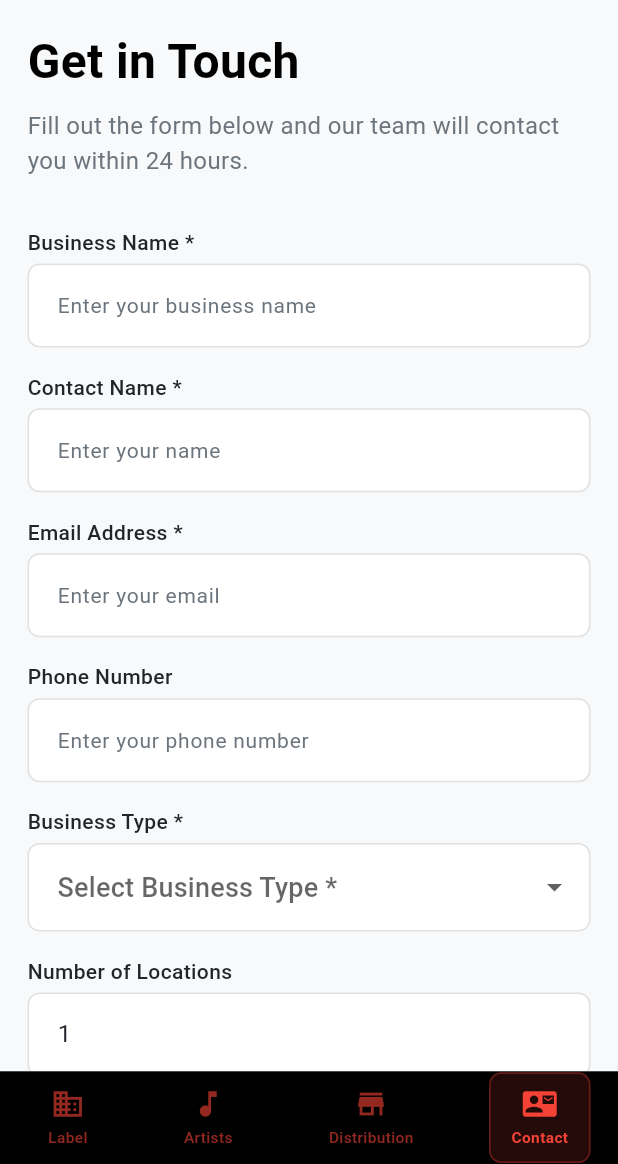
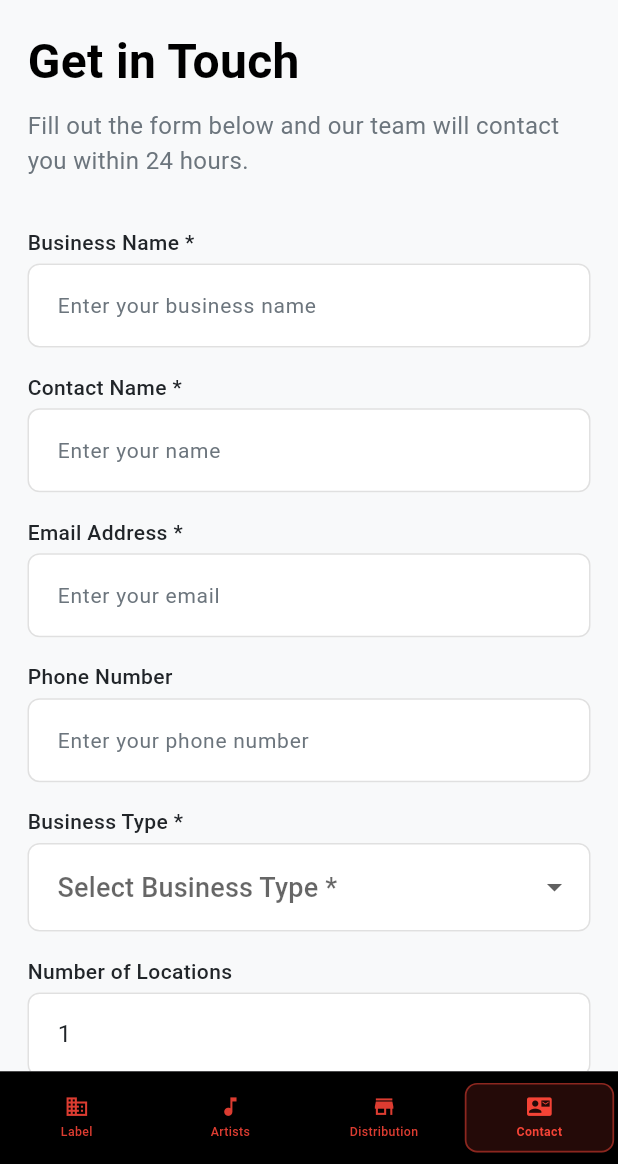
Before and after one commit to Donstesh/Spy-Da-Music-For-Retailers, a Flutter app: the screen it shows after launch, item 4 of the bottom bar chosen, on a phone screen of 412 x 824 dp, the part 72-1236 px from its top. Run offline on Flutter 3.47's test engine with Material 3 defaults, Android fonts, the phone set to English and light mode, and no system bars; our stand-ins replace cached_network_image, flutter_screenutil, shared_preferences, smooth_page_indicator; network calls fail; statements that could not run were skipped.

Commit message:
bottom nav updated to look neat

```diff
--- a/lib/core/widgets/custom_bottom_nav.dart
+++ b/lib/core/widgets/custom_bottom_nav.dart
@@ -13,41 +13,50 @@ class CustomBottomNav extends StatelessWidget {
 
   @override
   Widget build(BuildContext context) {
+    final mediaQuery = MediaQuery.of(context);
+    final isLandscape = mediaQuery.orientation == Orientation.landscape;
+
     return Container(
-      height: 60.h,
+      height: isLandscape ? 55.h : 60.h,
       color: Colors.black,
       child: Row(
         mainAxisAlignment: MainAxisAlignment.spaceAround,
         children: [
-          _buildNavItem(Icons.business, 'Label', 0),
-          _buildNavItem(Icons.music_note, 'Artists', 1),
-          _buildNavItem(Icons.store, 'Distribution', 2),
-          _buildNavItem(Icons.contact_mail, 'Contact', 3),
+          _buildNavItem(Icons.business, 'Label', 0, isLandscape),
+          _buildNavItem(Icons.music_note, 'Artists', 1, isLandscape),
+          _buildNavItem(Icons.store, 'Distribution', 2, isLandscape),
+          _buildNavItem(Icons.contact_mail, 'Contact', 3, isLandscape),
         ],
       ),
     );
   }
 
-  Widget _buildNavItem(IconData icon, String label, int index) {
+  Widget _buildNavItem(IconData icon, String label, int index, bool isLandscape) {
     final isSelected = currentIndex == index;
 
     return GestureDetector(
       onTap: () => onTap(index),
       child: Container(
+        constraints: BoxConstraints(
+          minHeight: 45.h,
+          maxHeight: 50.h,
+        ),
         padding: EdgeInsets.symmetric(
-          horizontal: 12.w,
-          vertical: 8.h,
+          horizontal: isLandscape ? 8.w : 10.w,
+          vertical: isLandscape ? 4.h : 6.h,
         ),
         decoration: BoxDecoration(
           color: isSelected ? Colors.red.withOpacity(0.15) : Colors.transparent,
           borderRadius: BorderRadius.circular(8.r),
           border: isSelected
               ? Border.all(
-            color: Colors.red.withOpacity(0.3),
+            color: Colors.red.withOpacity(0.5), // Increased from 0.3 to 0.5
             width: 1.w,
           )
               : null,
         ),
+        child: SizedBox(
+          width: isLandscape ? 60.w : 65.w,
           child: Column(
             mainAxisAlignment: MainAxisAlignment.center,
             crossAxisAlignment: CrossAxisAlignment.center,
@@ -55,21 +64,27 @@ class CustomBottomNav extends StatelessWidget {
             children: [
               Icon(
                 icon,
-              size: 22.sp,
-              color: isSelected ? Colors.red : Colors.red.withOpacity(0.6),
+                size: isLandscape ? 14.sp : 16.sp,
+                color: isSelected ? Colors.red : Colors.red.withOpacity(0.9), // Increased from 0.6 to 0.9
               ),
-            SizedBox(height: 4.h),
-            Text(
+              SizedBox(height: 2.h),
+              Flexible(
+                child: Text(
                   label,
                   style: TextStyle(
-                color: isSelected ? Colors.red : Colors.red.withOpacity(0.6),
-                fontSize: 10.sp,
+                    color: isSelected ? Colors.red : Colors.red.withOpacity(0.9), // Increased from 0.6 to 0.9
+                    fontSize: isLandscape ? 7.sp : 8.sp,
                     fontWeight: isSelected ? FontWeight.w600 : FontWeight.w500,
+                  ),
+                  maxLines: 1,
+                  overflow: TextOverflow.ellipsis,
+                  textAlign: TextAlign.center,
                 ),
               ),
             ],
           ),
         ),
+      ),
     );
   }
 }
```
Lines whose indentation alone changed are shown as unchanged.
